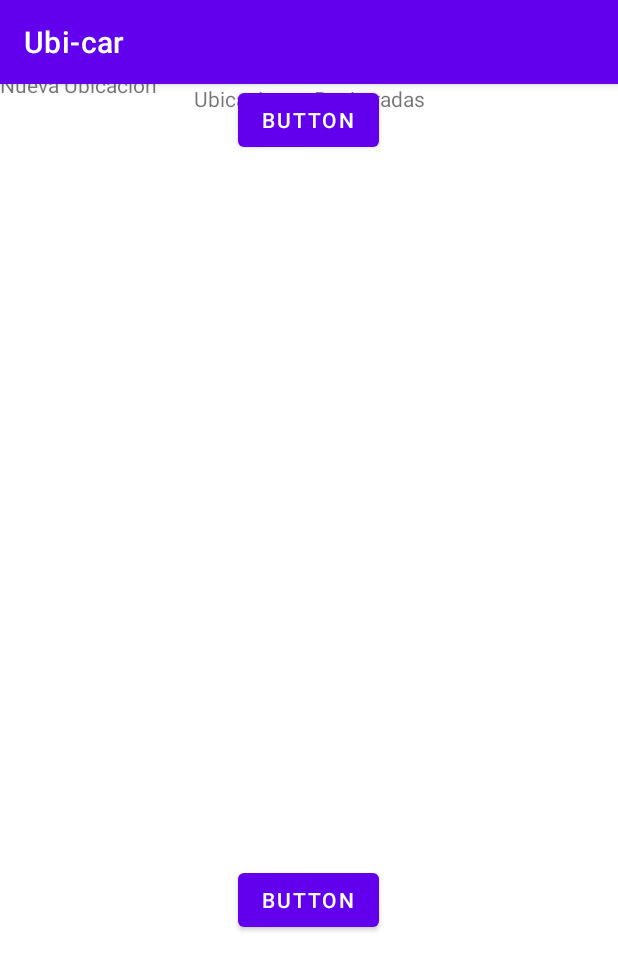
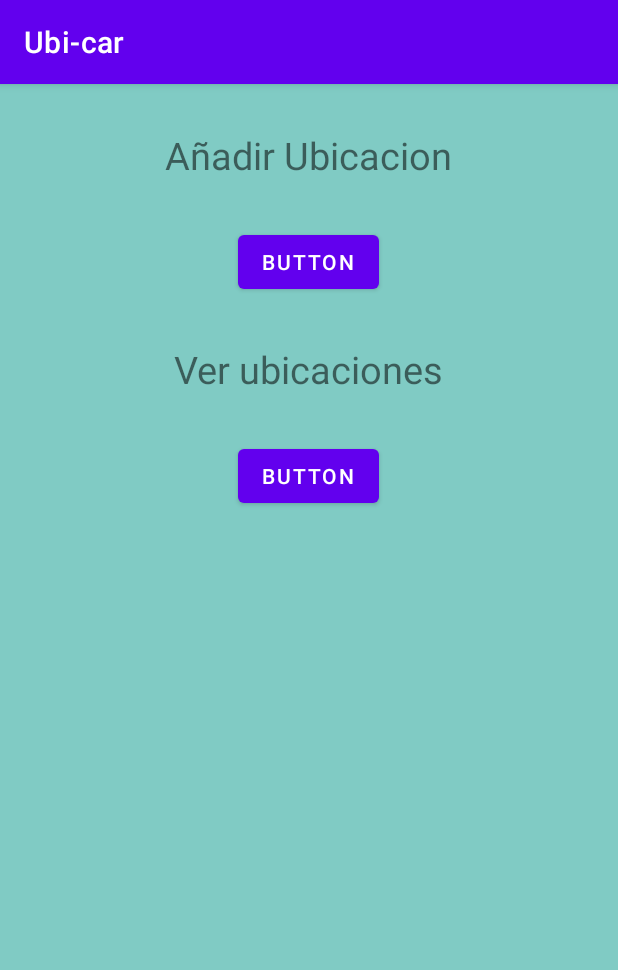
Before and after one commit to Jacobman55/Ubicar, an Android app: the PantElec screen opened directly, with no data from a screen before it, on a phone screen of 412 x 824 dp. Shown: the top 970 px of the screen. Run offline under Robolectric (Android 15) with nearby library versions, the phone set to English and light mode, and no system bars; network calls fail.

Commit message:
1.1 Cambios generales
Eliminado el inicio de sesión y cambiado por una pantalla de inicio simple, añadido color al fondo, arreglada la actividad de selección para ir a añadir ubicación y ver las ubicaciones.

```diff
--- a/app/src/main/AndroidManifest.xml
+++ b/app/src/main/AndroidManifest.xml
@@ -21,9 +21,6 @@
             android:name=".UbiDetailActivity"
             android:exported="true" />
         <activity
-            android:name=".NuevUsur"
-            android:exported="true" />
-        <activity
             android:name=".VerUbic"
             android:exported="true" />
         <activity
--- a/app/src/main/java/com/example/ubi_car/MainActivity.java
+++ b/app/src/main/java/com/example/ubi_car/MainActivity.java
@@ -21,8 +21,4 @@ public class MainActivity extends AppCompatActivity {
         startActivity(intent);
     }
 
-    public void onClickNuev (View view){
-        Intent intent = new Intent(this, NuevUsur.class);
-        startActivity(intent);
-    }
 }
--- a/app/src/main/res/layout/activity_add_ubi.xml
+++ b/app/src/main/res/layout/activity_add_ubi.xml
@@ -4,6 +4,7 @@
     xmlns:tools="http://schemas.android.com/tools"
     android:layout_width="match_parent"
     android:layout_height="match_parent"
+    android:background="#80CBC4"
     tools:context=".AddUbi">
 
     <ScrollView
--- a/app/src/main/res/layout/activity_pant_elec.xml
+++ b/app/src/main/res/layout/activity_pant_elec.xml
@@ -4,49 +4,56 @@
     xmlns:tools="http://schemas.android.com/tools"
     android:layout_width="match_parent"
     android:layout_height="match_parent"
+    android:background="#80CBC4"
     tools:context=".PantElec">
+
+    <ScrollView
+        android:layout_width="match_parent"
+        android:layout_height="match_parent"
+        tools:layout_editor_absoluteX="1dp"
+        tools:layout_editor_absoluteY="174dp">
+
+        <LinearLayout
+            android:layout_width="match_parent"
+            android:layout_height="wrap_content"
+            android:orientation="vertical" >
+
+            <TextView
+                android:id="@+id/textView"
+                android:layout_width="wrap_content"
+                android:layout_height="wrap_content"
+                android:layout_marginTop="30dp"
+                android:textSize="25dp"
+                android:layout_gravity="center"
+                android:text="Añadir Ubicacion" />
 
             <Button
                 android:id="@+id/button2"
                 android:layout_width="wrap_content"
                 android:layout_height="wrap_content"
-        android:layout_marginStart="158dp"
-        android:layout_marginEnd="159dp"
+                android:layout_gravity="center"
+                android:layout_marginTop="30dp"
                 android:onClick="onClickNuv"
-        android:text="Button"
-        app:layout_constraintEnd_toEndOf="parent"
-        app:layout_constraintStart_toStartOf="parent"
-        tools:layout_editor_absoluteY="125dp" />
+                android:text="Button" />
+
+            <TextView
+                android:id="@+id/textView2"
+                android:layout_width="wrap_content"
+                android:layout_height="wrap_content"
+                android:textSize="25dp"
+                android:layout_gravity="center"
+                android:layout_marginTop="30dp"
+                android:text="Ver ubicaciones" />
 
             <Button
                 android:id="@+id/button3"
                 android:layout_width="wrap_content"
                 android:layout_height="wrap_content"
-        android:layout_marginStart="158dp"
-        android:layout_marginEnd="159dp"
-        android:layout_marginBottom="200dp"
+                android:layout_gravity="center"
+                android:layout_marginTop="30dp"
                 android:onClick="onClickVer"
-        android:text="Button"
-        app:layout_constraintBottom_toBottomOf="parent"
-        app:layout_constraintEnd_toEndOf="parent"
-        app:layout_constraintStart_toStartOf="parent" />
+                android:text="Button" />
 
-    <TextView
-        android:id="@+id/textView"
-        android:layout_width="0dp"
-        android:layout_height="wrap_content"
-        android:text="Nueva Ubicacion"
-        app:layout_constraintBottom_toTopOf="@+id/button2"
-        app:layout_constraintTop_toTopOf="parent"
-        app:layout_constraintVertical_bias="0.518"
-        tools:layout_editor_absoluteX="153dp" />
-
-    <TextView
-        android:id="@+id/textView2"
-        android:layout_width="wrap_content"
-        android:layout_height="wrap_content"
-        android:text="Ubicaciones Registradas"
-        app:layout_constraintEnd_toEndOf="parent"
-        app:layout_constraintStart_toStartOf="parent"
-        tools:layout_editor_absoluteY="429dp" />
+        </LinearLayout>
+    </ScrollView>
 </androidx.constraintlayout.widget.ConstraintLayout>
```
Also changed, not shown: app/src/main/java/com/example/ubi_car/NuevUsur.java (deleted, +0 -82 lines), app/src/main/java/com/example/ubi_car/Usurequest.java (deleted, +0 -34 lines), app/src/main/res/layout/activity_main.xml (+14 -42 lines), app/src/main/res/layout/activity_nuev_usur.xml (deleted, +0 -72 lines), app/src/main/res/layout/activity_ver_ubic.xml (+5 -2 lines). Lines whose indentation alone changed are shown as unchanged.
